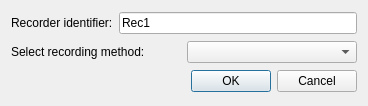
Above: broadbandbug/ui/addrecorder.ui from SimonsBrother/BroadbandBug before the change. Below: the same form after it.
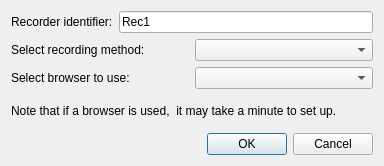
That is the form after the change.

Commit message: Can now select preferred browser when adding recorders Recorders now announce when they start, are told to stop, and stop. Recorders will now attempt to quit any webdriver browsers that it has opened when stopping. Which website now supported Added constants to support browsers Date now shown on graphs Optimised which website method

The edit to the form file:
```diff
--- a/broadbandbug/ui/addrecorder.ui
+++ b/broadbandbug/ui/addrecorder.ui
@@ -6,8 +6,8 @@
    <rect>
     <x>0</x>
     <y>0</y>
-    <width>368</width>
-    <height>106</height>
+    <width>384</width>
+    <height>166</height>
    </rect>
   </property>
   <property name="windowTitle">
@@ -46,6 +46,27 @@
      </item>
     </layout>
    </item>
+   <item>
+    <layout class="QHBoxLayout" name="driverHLayout">
+     <item>
+      <widget class="QLabel" name="driverLabel">
+       <property name="text">
+        <string>Select browser to use:</string>
+       </property>
+      </widget>
+     </item>
+     <item>
+      <widget class="QComboBox" name="driverComboBox"/>
+     </item>
+    </layout>
+   </item>
+   <item>
+    <widget class="QLabel" name="label">
+     <property name="text">
+      <string>Note that if a browser is used,  it may take a minute to set up.</string>
+     </property>
+    </widget>
+   </item>
    <item>
     <widget class="QDialogButtonBox" name="buttonBox">
      <property name="contextMenuPolicy">
```
The commit also changes 10 other files.
